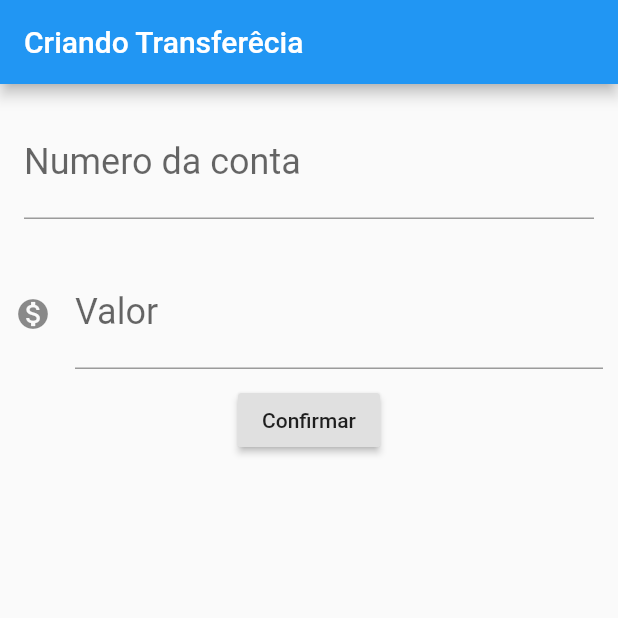
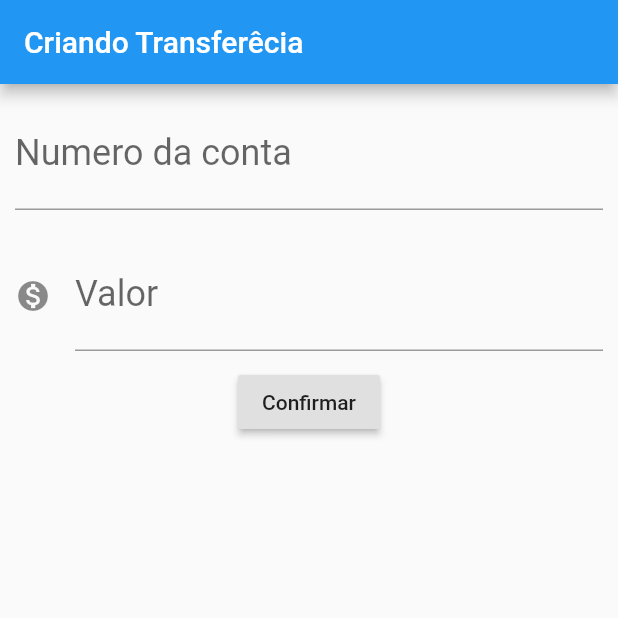
Before and after one commit to GustavoBoscoGit/Aprendendo-Flutter, a Flutter app: the FormularioTransferencia screen opened directly, on a phone screen of 412 x 824 dp, the top half of it. Run offline on Flutter 3.47's test engine with Material 2 defaults, Android fonts, the phone set to English and light mode, and no system bars.

Commit message:
Update novomain.dart

```diff
--- a/lib/novomain.dart
+++ b/lib/novomain.dart
@@ -28,35 +28,8 @@ class FormularioTransferencia extends StatelessWidget {
       ),
       body: Column(
         children: <Widget>[
-          Padding(
-            padding: const EdgeInsets.all(16.0),
-            child: TextField(
-              controller: _controladorCampoNumeroConta,
-              style: TextStyle(
-                fontSize: 24.0,
-              ),
-              decoration: InputDecoration(
-                labelText: 'Numero da conta',
-                hintText: '0000',
-              ),
-              keyboardType: TextInputType.number,
-            ),
-          ),
-          Padding(
-            padding: const EdgeInsets.all(10.0),
-            child: TextField(
-              controller: _controladorCampoValor,
-              style: TextStyle(
-                fontSize: 24.0,
-              ),
-              decoration: InputDecoration(
-                icon: Icon(Icons.monetization_on),
-                labelText: 'Valor',
-                hintText: '0.00',
-              ),
-              keyboardType: TextInputType.number,
-            ),
-          ),
+          Editor(controlador: _controladorCampoNumeroConta, dica: '0000', rotulo: 'Numero da conta'),
+          Editor2(controlador2: _controladorCampoValor, dica2: '0.00', rotulo2: 'Valor', icone: Icons.monetization_on),
           RaisedButton(
             onPressed: () {
               final int numeroConta = int.parse(_controladorCampoNumeroConta.text);
@@ -69,6 +42,60 @@ class FormularioTransferencia extends StatelessWidget {
             child: Text('Confirmar'),
           ),
         ],
+      ),
+    );
+  }
+}
+
+class Editor extends StatelessWidget {
+  final TextEditingController controlador;
+  final String rotulo;
+  final String dica;
+
+  Editor({required this.controlador, required this.rotulo, required this.dica});
+
+  @override
+  Widget build(BuildContext context) {
+    return Padding(
+      padding: const EdgeInsets.all(10.0),
+      child: TextField(
+        controller: controlador,
+        style: TextStyle(
+          fontSize: 24.0,
+        ),
+        decoration: InputDecoration(
+          labelText: rotulo,
+          hintText: dica,
+        ),
+        keyboardType: TextInputType.number,
+      ),
+    );
+  }
+}
+
+class Editor2 extends StatelessWidget {
+  final TextEditingController controlador2;
+  final String rotulo2;
+  final String dica2;
+  final IconData icone;
+
+  Editor2({required this.controlador2, required this.rotulo2, required this.dica2, required this.icone});
+
+  @override
+  Widget build(BuildContext context) {
+    return Padding(
+      padding: const EdgeInsets.all(10.0),
+      child: TextField(
+        controller: controlador2,
+        style: TextStyle(
+          fontSize: 24.0,
+        ),
+        decoration: InputDecoration(
+          icon: Icon(icone),
+          labelText: rotulo2,
+          hintText: dica2,
+        ),
+        keyboardType: TextInputType.number,
       ),
     );
   }
```
